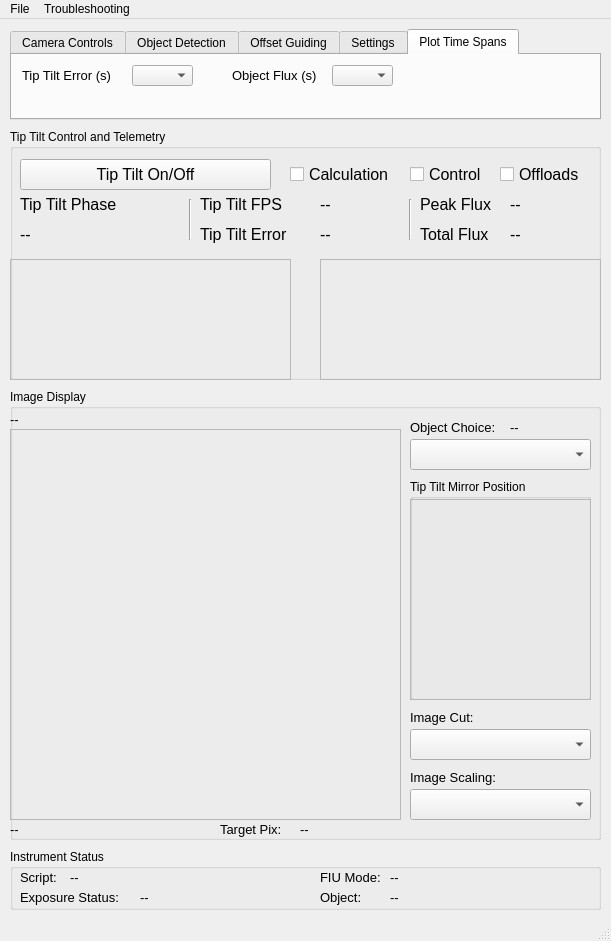
First picture: the form in kpf/TT_GUI/TipTiltGUI.ui, repository KeckObservatory/KPFTranslator, before the edit.
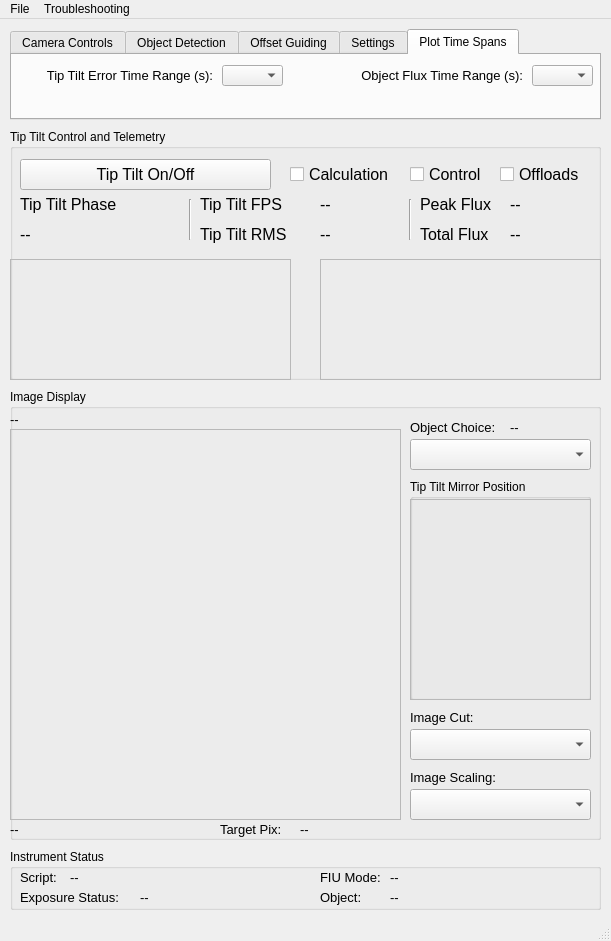
Second picture: the form after the edit. The open tabs and pages were chosen to show the change.

Commit message: Show RMS value and add tooltips

```diff
--- a/kpf/TT_GUI/TipTiltGUI.ui
+++ b/kpf/TT_GUI/TipTiltGUI.ui
@@ -283,7 +283,7 @@
       </font>
      </property>
      <property name="text">
-      <string>Tip Tilt Error</string>
+      <string>Tip Tilt RMS</string>
      </property>
     </widget>
     <widget class="QLabel" name="TipTiltError">
@@ -1267,7 +1267,7 @@
        <rect>
         <x>10</x>
         <y>10</y>
-        <width>101</width>
+        <width>191</width>
         <height>21</height>
        </rect>
       </property>
@@ -1277,13 +1277,16 @@
        </font>
       </property>
       <property name="text">
-       <string>Tip Tilt Error (s)</string>
+       <string>Tip Tilt Error Time Range (s):</string>
+      </property>
+      <property name="alignment">
+       <set>Qt::AlignRight|Qt::AlignTrailing|Qt::AlignVCenter</set>
       </property>
      </widget>
      <widget class="QComboBox" name="TTErrPlotTime">
       <property name="geometry">
        <rect>
-        <x>120</x>
+        <x>210</x>
         <y>10</y>
         <width>61</width>
         <height>21</height>
@@ -1298,9 +1301,9 @@
      <widget class="QLabel" name="TTPlotSettingLabel_2">
       <property name="geometry">
        <rect>
-        <x>220</x>
+        <x>330</x>
         <y>10</y>
-        <width>101</width>
+        <width>181</width>
         <height>21</height>
        </rect>
       </property>
@@ -1310,13 +1313,16 @@
        </font>
       </property>
       <property name="text">
-       <string>Object Flux (s)</string>
+       <string>Object Flux Time Range (s):</string>
+      </property>
+      <property name="alignment">
+       <set>Qt::AlignRight|Qt::AlignTrailing|Qt::AlignVCenter</set>
       </property>
      </widget>
      <widget class="QComboBox" name="ObjectFluxPlotTime">
       <property name="geometry">
        <rect>
-        <x>320</x>
+        <x>520</x>
         <y>10</y>
         <width>61</width>
         <height>21</height>
```
Left out of the diff: 47 changed lines with no effect on the pictures.
